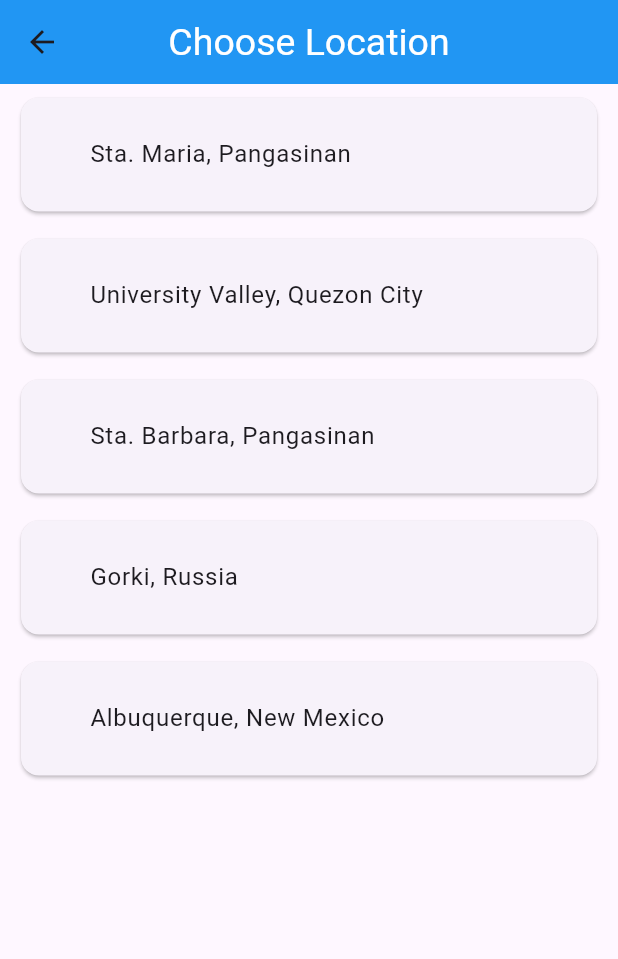
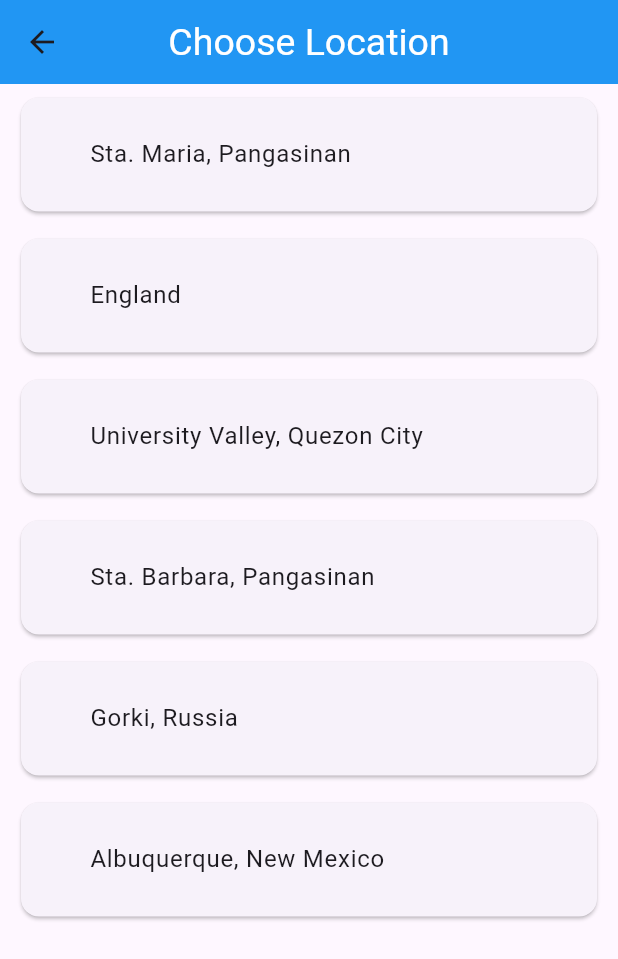
Before and after one commit to GodfreyPotato/Weather-App, a Flutter app: the Location screen opened by its route, on a phone screen of 412 x 824 dp. Shown: the top 959 px of the screen. Run offline on Flutter 3.47's test engine with Material 3 defaults, Android fonts, the light colour scheme and no system bars; our stand-ins replace flutter_spinkit, weather; network calls fail.

Commit message:
added the England

```diff
--- a/lib/screens/location.dart
+++ b/lib/screens/location.dart
@@ -13,6 +13,7 @@ class Location extends StatefulWidget {
 class _LocationState extends State<Location> {
   List<weatherAPI> locations = [
     weatherAPI(cityname:'Sta. Maria, Pangasinan',lat: 15.9586767, lon: 120.6978768, place: "Asia/Manila"),
+    weatherAPI(cityname: 'England', lat: 51.5240218, lon: -0.1420947, place: "Europe/London"),
     weatherAPI(cityname:'University Valley, Quezon City', lat: 14.6634304, lon: 121.0726136, place: "Asia/Manila"),
     weatherAPI(cityname:'Sta. Barbara, Pangasinan', lat: 15.9704083, lon: 120.4883926, place: "Asia/Manila"),
     weatherAPI(cityname: 'Gorki, Russia', lat: 55.7825600, lon: 37.2594730, place: "Europe/Moscow"),
```
